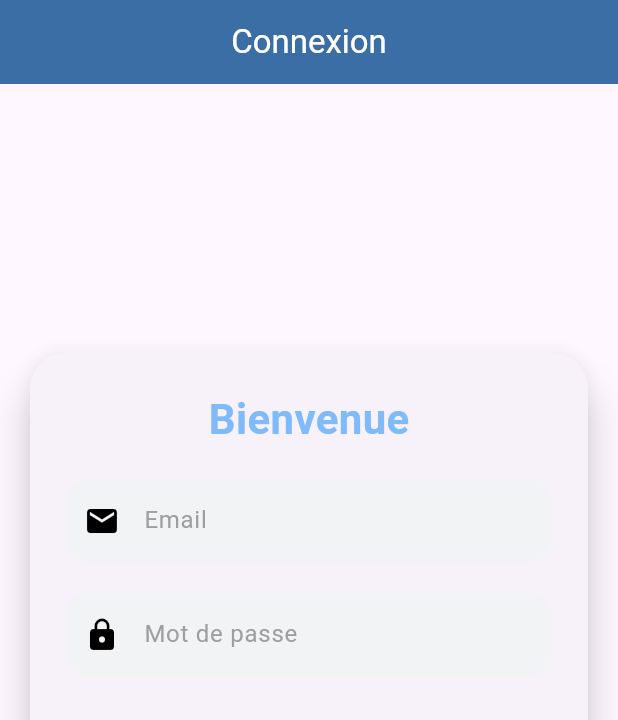
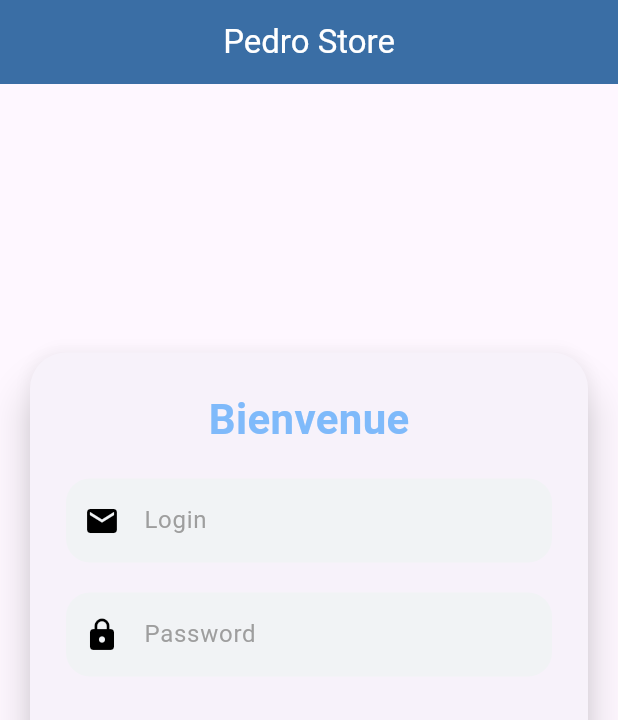
Before and after one commit to badr-sl/Vetement-flutter-App-AI, a Flutter app: the screen it shows after launch, after a tap on "Se connecter", on a phone screen of 412 x 824 dp. Shown: the top 720 px of the screen. Run offline on Flutter 3.47's test engine with Material 3 defaults, Android fonts, the light colour scheme and no system bars; our stand-ins replace cloud_firestore, firebase_auth, firebase_core, image_picker; missing offline and left inert: tflite; accounts and stored records are empty; network calls fail.

Commit message:
ajout des modification

```diff
--- a/lib/screens/LoginScreen.dart
+++ b/lib/screens/LoginScreen.dart
@@ -1,6 +1,7 @@
 import 'package:flutter/material.dart';
 import 'package:firebase_auth/firebase_auth.dart';
 import 'package:cloud_firestore/cloud_firestore.dart';
+import 'package:vetements_app/screens/UserSession.dart';
 import 'package:vetements_app/screens/VetementListScreen.dart';
 
 class LoginScreen extends StatefulWidget {
@@ -17,7 +18,7 @@ class _LoginScreenState extends State<LoginScreen> {
 
   Future<void> login() async {
     try {
-      // Authentification avec Firebase
+      // Authenticate with Firebase
       UserCredential userCredential = await _auth.signInWithEmailAndPassword(
         email: emailController.text.trim(),
         password: passwordController.text.trim(),
@@ -26,16 +27,21 @@ class _LoginScreenState extends State<LoginScreen> {
       if (userCredential.user != null) {
         String uid = userCredential.user!.uid;
 
-        // Récupère le document de l'utilisateur dans Firestore
+        // Retrieve the user document from Firestore
         DocumentSnapshot userDoc = await _firestore.collection('Users').doc(uid).get();
         Map<String, dynamic> userInfo = userDoc.data() as Map<String, dynamic>;
 
+        // Set session data
+        UserSession().setUserInfo(
+          uid: uid,
+          email: emailController.text.trim(),
+          password: passwordController.text.trim(),
+          additionalInfo: userInfo,
+        );
+
         Navigator.pushReplacement(
           context,
-          MaterialPageRoute(
-            builder: (context) => VetementListScreen(),
-            settings: RouteSettings(arguments: userInfo),
-          ),
+          MaterialPageRoute(builder: (context) => VetementListScreen()),
         );
       } else {
         setState(() {
@@ -49,11 +55,14 @@ class _LoginScreenState extends State<LoginScreen> {
     }
   }
 
+
+
+
   @override
   Widget build(BuildContext context) {
     return Scaffold(
       appBar: AppBar(
-        title: Text('Connexion'),
+        title: Text('Pedro Store'),
         centerTitle: true,
         backgroundColor: Color(0xFF3A6EA5),
         foregroundColor: Colors.white,
@@ -83,7 +92,7 @@ class _LoginScreenState extends State<LoginScreen> {
                   TextField(
                     controller: emailController,
                     decoration: InputDecoration(
-                      labelText: 'Email',
+                      labelText: 'Login',
                       labelStyle: TextStyle(color: Colors.grey),
                       filled: true,
                       fillColor: Color(0xFFF1F3F5),
@@ -98,7 +107,7 @@ class _LoginScreenState extends State<LoginScreen> {
                   TextField(
                     controller: passwordController,
                     decoration: InputDecoration(
-                      labelText: 'Mot de passe',
+                      labelText: 'Password',
                       labelStyle: TextStyle(color: Colors.grey),
                       filled: true,
                       fillColor: Color(0xFFF1F3F5),
--- /dev/null
+++ b/lib/screens/UserSession.dart
@@ -0,0 +1,35 @@
+class UserSession {
+  static final UserSession _instance = UserSession._internal();
+
+  // Properties for the session data
+  String? uid;
+  String? email;
+  String? password;
+  Map<String, dynamic>? additionalInfo;
+
+  UserSession._internal();
+
+  // Factory constructor
+  factory UserSession() {
+    return _instance;
+  }
+
+  void setUserInfo({
+    required String uid,
+    required String email,
+    required String password,
+    Map<String, dynamic>? additionalInfo,
+  }) {
+    this.uid = uid;
+    this.email = email;
+    this.password = password;
+    this.additionalInfo = additionalInfo;
+  }
+
+  void clearUserInfo() {
+    uid = null;
+    email = null;
+    password = null;
+    additionalInfo = null;
+  }
+}
--- a/lib/screens/VetementListScreen.dart
+++ b/lib/screens/VetementListScreen.dart
@@ -87,8 +87,8 @@ class _VetementListScreenState extends State<VetementListScreen> {
               ),
               SizedBox(height: 8),
               Text("Categorie : ${vetement.categorie ?? 'N/A'}", style: TextStyle(color: Colors.grey[700])),
+              Text("Taille : ${vetement.taille ?? 'N/A'}", style: TextStyle(color: Colors.grey[700])),
               Text("Marque : ${vetement.marque ?? 'N/A'}", style: TextStyle(color: Colors.grey[700])),
-              Text("Taille : ${vetement.taille ?? 'N/A'}", style: TextStyle(color: Colors.grey[700])),
               Text("Prix : ${vetement.prix != null ? '${vetement.prix} €' : 'N/A'}", style: TextStyle(fontSize: 16, color: Colors.green)),
               SizedBox(height: 20),
               Row(
```
Also changed, not shown: lib/screens/add_vetement_page.dart (+10 -28 lines), lib/screens/profil_page.dart (+16 -29 lines).
